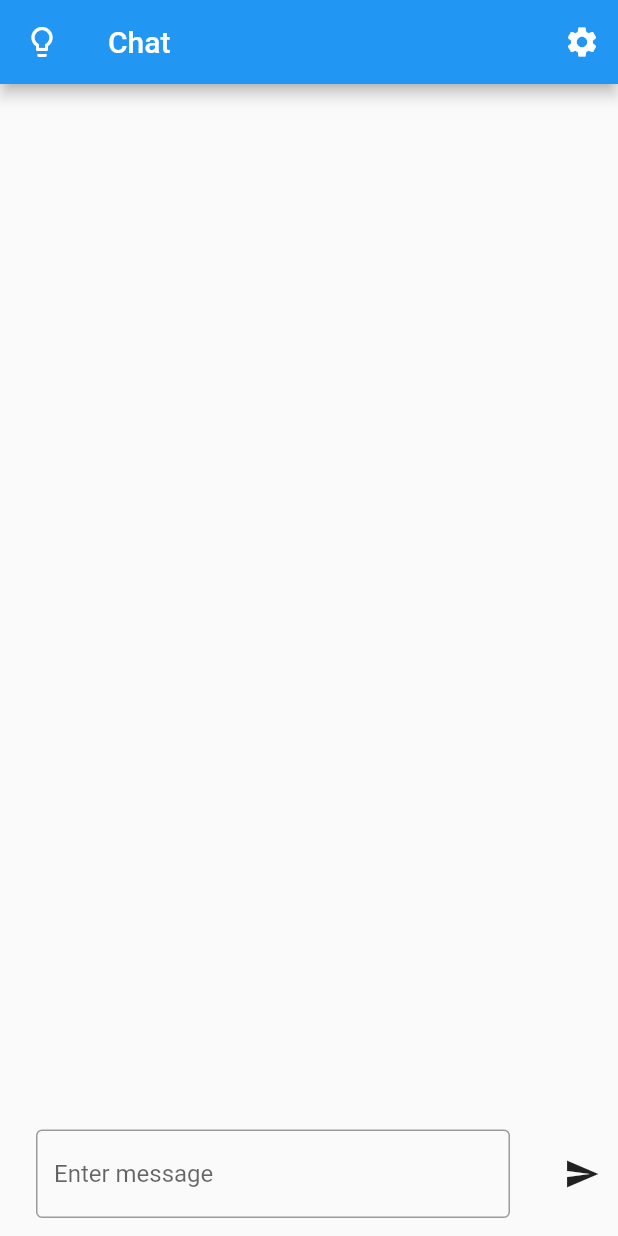
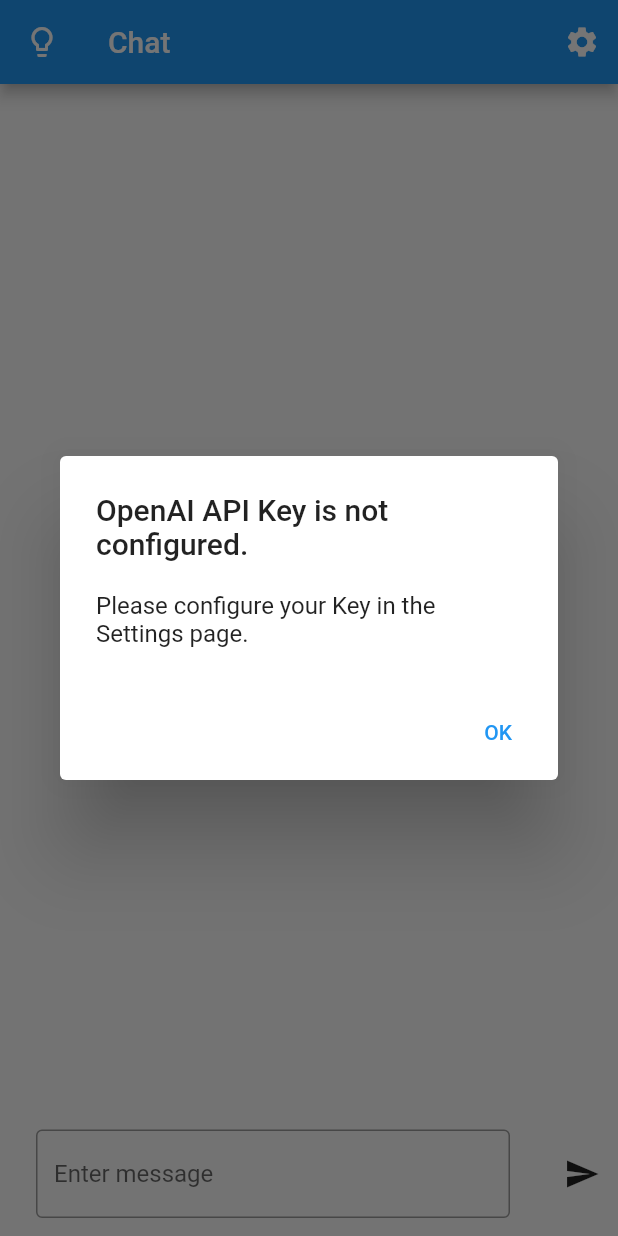
Before and after one commit to itiiss/ChatShell, a Flutter app: the screen it shows after launch, after a tap on the "send" icon, on a phone screen of 412 x 824 dp. Run offline on Flutter 3.47's test engine with Material 2 defaults, Android fonts, the phone set to English and light mode, and no system bars; our stand-ins replace get, shared_preferences.

Commit message:
feat: go to setting page when key is not configured

```diff
--- a/lib/screen/chat.dart
+++ b/lib/screen/chat.dart
@@ -30,6 +30,26 @@ class ChatController extends GetxController {
   }
 
   void sendMessage(ScrollController scrollController) async {
+    if (settings.apiKey.isEmpty) {
+      Get.dialog(
+        AlertDialog(
+          title: const Text('OpenAI API Key is not configured.'),
+          content:
+              const Text('Please configure your Key in the Settings page.'),
+          actions: [
+            TextButton(
+              child: const Text('OK'),
+              onPressed: () {
+                Get.back();
+                Get.to(() => Setting());
+              },
+            ),
+          ],
+        ),
+      );
+      return;
+    }
+
     final message = textEditingController.text.trim();
     textEditingController.clear();
     if (message.isNotEmpty) {
```
